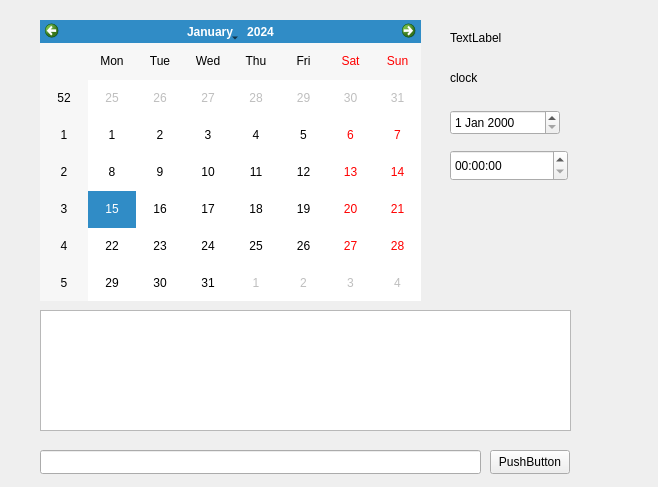
Non-Yujin/Share_Calender, file widget.ui: the form before one commit.
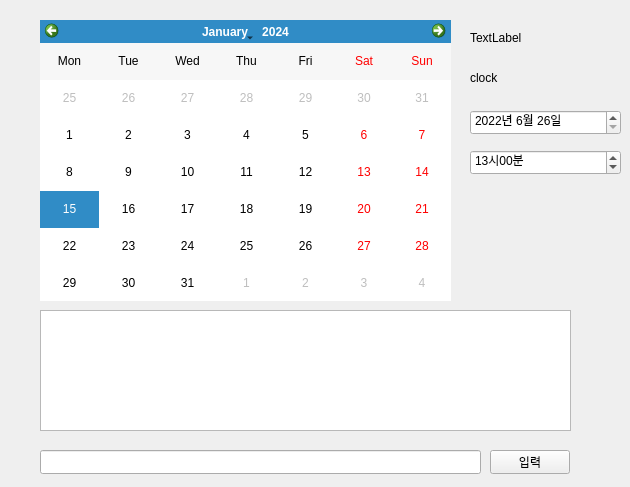
The form after the commit.

```diff
--- a/widget.ui
+++ b/widget.ui
@@ -6,7 +6,7 @@
    <rect>
     <x>0</x>
     <y>0</y>
-    <width>658</width>
+    <width>630</width>
     <height>487</height>
    </rect>
   </property>
@@ -23,7 +23,7 @@
     </rect>
    </property>
    <property name="text">
-    <string>PushButton</string>
+    <string>입력</string>
    </property>
   </widget>
   <widget class="QCalendarWidget" name="calendar">
@@ -31,10 +31,25 @@
     <rect>
      <x>40</x>
      <y>20</y>
-     <width>381</width>
+     <width>411</width>
      <height>281</height>
     </rect>
    </property>
+   <property name="styleSheet">
+    <string notr="true"/>
+   </property>
+   <property name="gridVisible">
+    <bool>false</bool>
+   </property>
+   <property name="verticalHeaderFormat">
+    <enum>QCalendarWidget::NoVerticalHeader</enum>
+   </property>
+   <property name="navigationBarVisible">
+    <bool>true</bool>
+   </property>
+   <property name="dateEditEnabled">
+    <bool>true</bool>
+   </property>
   </widget>
   <widget class="QTextEdit" name="text">
    <property name="geometry">
@@ -49,9 +64,9 @@
   <widget class="QLabel" name="clock">
    <property name="geometry">
     <rect>
-     <x>450</x>
+     <x>470</x>
      <y>70</y>
-     <width>121</width>
+     <width>131</width>
      <height>16</height>
     </rect>
    </property>
@@ -62,7 +77,7 @@
   <widget class="QLabel" name="show_date_time">
    <property name="geometry">
     <rect>
-     <x>450</x>
+     <x>470</x>
      <y>30</y>
      <width>121</width>
      <height>16</height>
@@ -75,22 +90,68 @@
   <widget class="QDateEdit" name="date">
    <property name="geometry">
     <rect>
-     <x>450</x>
+     <x>470</x>
      <y>110</y>
-     <width>110</width>
+     <width>151</width>
      <height>25</height>
     </rect>
    </property>
+   <property name="minimumDate">
+    <date>
+     <year>2022</year>
+     <month>6</month>
+     <day>26</day>
+    </date>
+   </property>
+   <property name="displayFormat">
+    <string>yyyy년 M월 d일</string>
+   </property>
   </widget>
   <widget class="QTimeEdit" name="time">
    <property name="geometry">
     <rect>
-     <x>450</x>
+     <x>470</x>
      <y>150</y>
-     <width>118</width>
-     <height>31</height>
+     <width>151</width>
+     <height>25</height>
     </rect>
    </property>
+   <property name="dateTime">
+    <datetime>
+     <hour>13</hour>
+     <minute>0</minute>
+     <second>0</second>
+     <year>2022</year>
+     <month>6</month>
+     <day>26</day>
+    </datetime>
+   </property>
+   <property name="maximumDateTime">
+    <datetime>
+     <hour>23</hour>
+     <minute>59</minute>
+     <second>59</second>
+     <year>2022</year>
+     <month>6</month>
+     <day>26</day>
+    </datetime>
+   </property>
+   <property name="minimumTime">
+    <time>
+     <hour>0</hour>
+     <minute>0</minute>
+     <second>0</second>
+    </time>
+   </property>
+   <property name="displayFormat">
+    <string>hh시mm분</string>
+   </property>
+   <property name="calendarPopup">
+    <bool>false</bool>
+   </property>
+   <property name="timeSpec">
+    <enum>Qt::LocalTime</enum>
+   </property>
   </widget>
   <widget class="QLineEdit" name="date_input">
    <property name="geometry">
```
